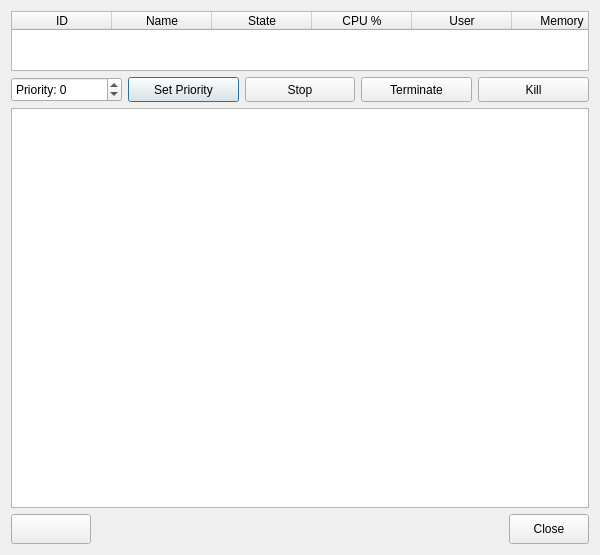
First picture: the form in visualiser.ui, repository dutchgold92/TaskStalker, before the edit.
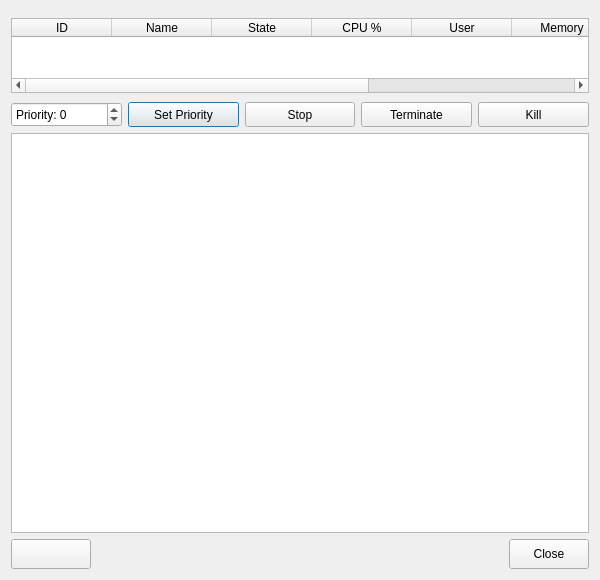
Second picture: the form after the edit. Icons and pictures are not drawn.

Commit message: Added thread/ppid info, CPU id for executing tasks.

```diff
--- a/visualiser.ui
+++ b/visualiser.ui
@@ -10,7 +10,7 @@
     <x>0</x>
     <y>0</y>
     <width>600</width>
-    <height>555</height>
+    <height>580</height>
    </rect>
   </property>
   <property name="sizePolicy">
@@ -22,7 +22,7 @@
   <property name="minimumSize">
    <size>
     <width>600</width>
-    <height>555</height>
+    <height>580</height>
    </size>
   </property>
   <property name="windowTitle">
@@ -50,7 +50,7 @@
      <property name="minimumSize">
       <size>
        <width>520</width>
-       <height>60</height>
+       <height>75</height>
       </size>
      </property>
      <property name="maximumSize">
@@ -69,7 +69,7 @@
       <enum>Qt::ScrollBarAlwaysOff</enum>
      </property>
      <property name="horizontalScrollBarPolicy">
-      <enum>Qt::ScrollBarAlwaysOff</enum>
+      <enum>Qt::ScrollBarAsNeeded</enum>
      </property>
      <property name="selectionMode">
       <enum>QAbstractItemView::NoSelection</enum>
@@ -84,7 +84,7 @@
       <number>1</number>
      </property>
      <property name="columnCount">
-      <number>6</number>
+      <number>8</number>
      </property>
      <attribute name="horizontalHeaderMinimumSectionSize">
       <number>40</number>
@@ -144,8 +144,40 @@
        <string>The sum of virtual memory allocated to the task. This memory may be shared.</string>
       </property>
      </column>
+     <column>
+      <property name="text">
+       <string>Parent</string>
+      </property>
+      <property name="toolTip">
+       <string>ID of this task's parent process.</string>
+      </property>
+     </column>
+     <column>
+      <property name="text">
+       <string>Threads</string>
+      </property>
+      <property name="toolTip">
+       <string>Number of logical threads created by this application.</string>
+      </property>
+     </column>
     </widget>
    </item>
+   <item>
+    <spacer name="verticalSpacer">
+     <property name="orientation">
+      <enum>Qt::Vertical</enum>
+     </property>
+     <property name="sizeType">
+      <enum>QSizePolicy::Maximum</enum>
+     </property>
+     <property name="sizeHint" stdset="0">
+      <size>
+       <width>20</width>
+       <height>10</height>
+      </size>
+     </property>
+    </spacer>
+   </item>
    <item>
     <layout class="QHBoxLayout" name="controlPanel">
      <item>
@@ -222,11 +254,6 @@
     </layout>
    </item>
    <item>
-    <layout class="QHBoxLayout" name="graphicsViewPanel">
-     <property name="sizeConstraint">
-      <enum>QLayout::SetMinimumSize</enum>
-     </property>
-     <item>
       <widget class="QGraphicsView" name="graphicsView">
        <property name="sizePolicy">
         <sizepolicy hsizetype="MinimumExpanding" vsizetype="MinimumExpanding">
@@ -250,8 +277,6 @@
         <enum>QGraphicsView::MinimalViewportUpdate</enum>
        </property>
       </widget>
-     </item>
-    </layout>
    </item>
    <item>
     <layout class="QHBoxLayout" name="horizontalLayout">
```
Lines whose indentation alone changed are shown as unchanged. The commit also changes 10 other files.
